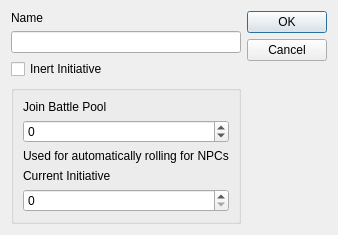
Above: lib/new_character_ui.ui from ErikSeguinte/ex-3e-tracker-Python before the change. Below: the same form after it.
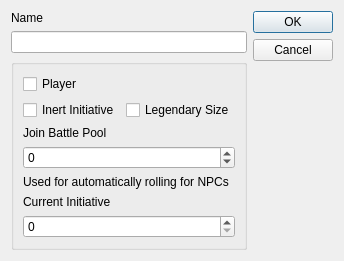
That is the form after the change.

Commit message: Modification window includes options for Player and Legendary size. Backend still needs to be implemented

What changed in the file:
```diff
--- a/lib/new_character_ui.ui
+++ b/lib/new_character_ui.ui
@@ -6,8 +6,8 @@
    <rect>
     <x>0</x>
     <y>0</y>
-    <width>314</width>
-    <height>211</height>
+    <width>317</width>
+    <height>236</height>
    </rect>
   </property>
   <property name="windowTitle">
@@ -29,19 +29,37 @@
      <item>
       <widget class="QLineEdit" name="name_edit"/>
      </item>
-     <item>
-      <widget class="QCheckBox" name="checkBox">
-       <property name="text">
-        <string>Inert Initiative</string>
-       </property>
-      </widget>
-     </item>
      <item>
       <widget class="QGroupBox" name="groupBox_3">
        <property name="title">
         <string/>
        </property>
        <layout class="QVBoxLayout" name="verticalLayout_2">
+        <item>
+         <layout class="QGridLayout" name="gridLayout">
+          <item row="0" column="0">
+           <widget class="QCheckBox" name="player_checkBox">
+            <property name="text">
+             <string>Player</string>
+            </property>
+           </widget>
+          </item>
+          <item row="1" column="0">
+           <widget class="QCheckBox" name="checkBox">
+            <property name="text">
+             <string>Inert Initiative</string>
+            </property>
+           </widget>
+          </item>
+          <item row="1" column="1">
+           <widget class="QCheckBox" name="legendary_size_checkBox">
+            <property name="text">
+             <string>Legendary Size</string>
+            </property>
+           </widget>
+          </item>
+         </layout>
+        </item>
         <item>
          <widget class="QLabel" name="label_3">
           <property name="text">
```
The commit also changes 3 other files.
